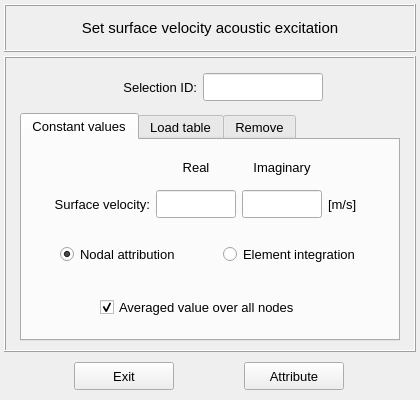
This is vibra/interface/data/ui_files/model/setup/acoustic/surface_velocity_input.ui in MOPT-UFSC/VIBRA as Qt 5 draws it before an edit. The edited form follows.
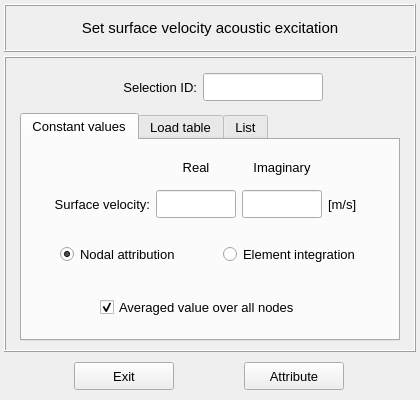
This is the edited form. Icons and pictures are not drawn.

Commit message: Rename Remove by List tabs

```diff
--- a/vibra/interface/data/ui_files/model/setup/acoustic/surface_velocity_input.ui
+++ b/vibra/interface/data/ui_files/model/setup/acoustic/surface_velocity_input.ui
@@ -1047,7 +1047,7 @@
         </widget>
         <widget class="QWidget" name="tab_remove">
          <attribute name="title">
-          <string>Remove</string>
+          <string>List</string>
          </attribute>
          <layout class="QGridLayout" name="gridLayout_9">
           <property name="leftMargin">
```
Left out of the diff: 2 changed lines with no effect on the pictures. The commit also changes 17 other files.
